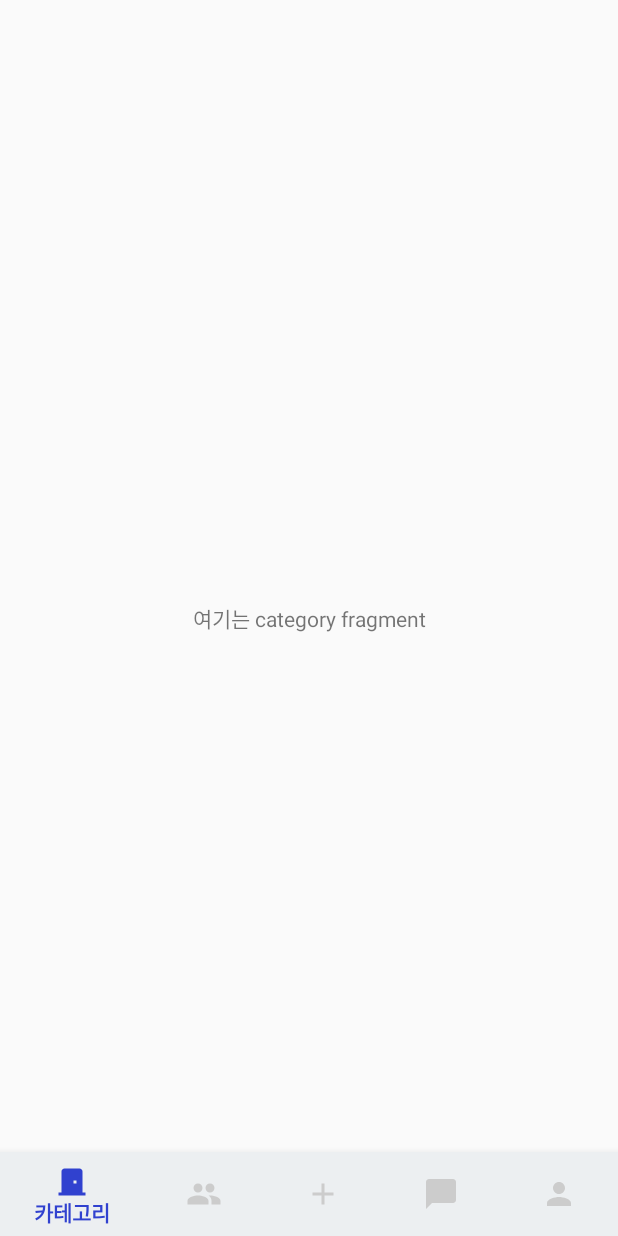
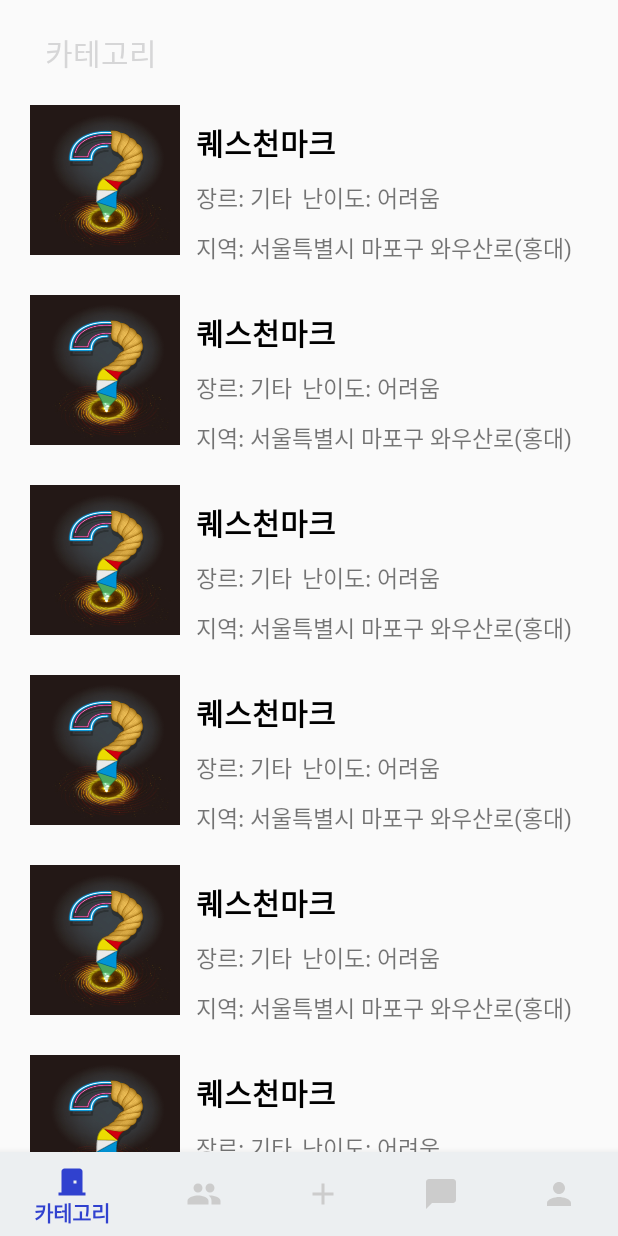
Before and after one commit to CSID-DGU/2022-2-OSSP1-Exit-1, an Android app built with Jetpack Compose: the fragment CategoryFragment placed in its activity, on a phone screen of 412 x 824 dp. Run offline under Robolectric (Android 15) with nearby library versions, the phone set to English and light mode, and no system bars.

Commit message:
카테고리 페이지 1차 완성(동적 data x, 정적 data o)

```diff
--- /dev/null
+++ b/app/src/main/java/com/example/testapplication/CategoryData.kt
@@ -0,0 +1,11 @@
+package com.example.testapplication
+
+import androidx.annotation.DrawableRes
+
+data class CategoryData(
+    @DrawableRes val category_img: Int,
+    val category_title : String,
+    val category_genre: String,
+    val category_diff: String,
+    val category_area: String
+)
--- a/app/src/main/java/com/example/testapplication/CategoryFragment.kt
+++ b/app/src/main/java/com/example/testapplication/CategoryFragment.kt
@@ -5,12 +5,66 @@ import android.view.LayoutInflater
 import android.view.View
 import android.view.ViewGroup
 import androidx.fragment.app.Fragment
+import com.example.testapplication.adapter.CategoryAdapter
 import com.example.testapplication.databinding.FragmentCategoryBinding
 
 class CategoryFragment: Fragment() {
     private var _binding : FragmentCategoryBinding? = null
     private val binding : FragmentCategoryBinding
         get() = requireNotNull(_binding)
+
+    private val mockRepoList = listOf<CategoryData> (
+        CategoryData(
+            category_img = R.drawable.qmark,
+            category_title ="퀘스천마크",
+            category_genre = "장르: 기타",
+            category_diff = "난이도: 어려움",
+            category_area = "지역: 서울특별시 마포구 와우산로(홍대)"
+        ),
+        CategoryData(
+            category_img = R.drawable.qmark,
+            category_title ="퀘스천마크",
+            category_genre = "장르: 기타",
+            category_diff = "난이도: 어려움",
+            category_area = "지역: 서울특별시 마포구 와우산로(홍대)"
+        ),
+        CategoryData(
+            category_img = R.drawable.qmark,
+            category_title ="퀘스천마크",
+            category_genre = "장르: 기타",
+            category_diff = "난이도: 어려움",
+            category_area = "지역: 서울특별시 마포구 와우산로(홍대)"
+        ),
+        CategoryData(
+            category_img = R.drawable.qmark,
+            category_title ="퀘스천마크",
+            category_genre = "장르: 기타",
+            category_diff = "난이도: 어려움",
+            category_area = "지역: 서울특별시 마포구 와우산로(홍대)"
+        ),
+        CategoryData(
+            category_img = R.drawable.qmark,
+            category_title ="퀘스천마크",
+            category_genre = "장르: 기타",
+            category_diff = "난이도: 어려움",
+            category_area = "지역: 서울특별시 마포구 와우산로(홍대)"
+        ),
+        CategoryData(
+            category_img = R.drawable.qmark,
+            category_title ="퀘스천마크",
+            category_genre = "장르: 기타",
+            category_diff = "난이도: 어려움",
+            category_area = "지역: 서울특별시 마포구 와우산로(홍대)"
+        ),
+        CategoryData(
+            category_img = R.drawable.qmark,
+            category_title ="퀘스천마크",
+            category_genre = "장르: 기타",
+            category_diff = "난이도: 어려움",
+            category_area = "지역: 서울특별시 마포구 와우산로(홍대)"
+        )
+
+    )
 
     override fun onCreateView(
         inflater: LayoutInflater,
@@ -23,6 +77,9 @@ class CategoryFragment: Fragment() {
 
     override fun onViewCreated(view: View, savedInstanceState: Bundle?) {
         super.onViewCreated(view, savedInstanceState)
+        val adapter = CategoryAdapter(requireContext())
+        binding.rvRepos.adapter = adapter
+        adapter.setRepoList(mockRepoList)
     }
 
     override fun onDestroyView() {
--- /dev/null
+++ b/app/src/main/java/com/example/testapplication/adapter/CategoryAdapter.kt
@@ -0,0 +1,52 @@
+package com.example.testapplication.adapter
+
+import android.content.Context
+import android.view.LayoutInflater
+import android.view.ViewGroup
+import androidx.recyclerview.widget.RecyclerView
+import com.example.testapplication.CategoryData
+import com.example.testapplication.databinding.LayoutCategoryListBinding
+
+
+class CategoryAdapter(context : Context):RecyclerView.Adapter<CategoryAdapter.RecyclerViewViewHolder>() {
+
+    private val inflater by lazy {LayoutInflater.from(context)}
+    private var repoList: List<CategoryData> = emptyList()
+
+    override fun onCreateViewHolder(parent: ViewGroup, viewType: Int): CategoryAdapter.RecyclerViewViewHolder {
+        val binding = LayoutCategoryListBinding.inflate(inflater, parent,false)
+        return RecyclerViewViewHolder(binding)
+    }
+
+    override fun onBindViewHolder(holder: CategoryAdapter.RecyclerViewViewHolder, position: Int) {
+        holder.bind(repoList[position])
+
+        //holder.itemView.setOnClickListener {
+          //  Log.d("클릭","클릭")
+            //val intent = Intent(holder.itemView?.context, MatchingEnd::class.java)
+            //ContextCompat.startActivity(holder.itemView.context, intent,null)
+        //}
+    }
+
+    override fun getItemCount(): Int {
+        return repoList.size
+    }
+
+    class RecyclerViewViewHolder(
+        private val binding: LayoutCategoryListBinding
+    ): RecyclerView.ViewHolder(binding.root) {
+        fun bind(data: CategoryData) {
+            binding.imgCategory.setImageDrawable(binding.root.context.getDrawable(data.category_img))
+            binding.titleCategory.setText(data.category_title)
+            binding.genreCategory.setText(data.category_genre)
+            binding.diffCategory.setText(data.category_diff)
+            binding.areaCategory.setText(data.category_area)
+
+        }
+    }
+
+    fun setRepoList(repoList: List<CategoryData>){
+        this.repoList = repoList.toList()
+        notifyDataSetChanged()
+    }
+}
--- a/app/src/main/res/layout/fragment_category.xml
+++ b/app/src/main/res/layout/fragment_category.xml
@@ -1,16 +1,42 @@
 <?xml version="1.0" encoding="utf-8"?>
 <androidx.constraintlayout.widget.ConstraintLayout xmlns:android="http://schemas.android.com/apk/res/android"
     xmlns:app="http://schemas.android.com/apk/res-auto"
+    xmlns:tools="http://schemas.android.com/tools"
     android:layout_width="match_parent"
     android:layout_height="match_parent">
 
-    <TextView
-        android:layout_width="wrap_content"
+    <LinearLayout
+        android:id="@+id/linearLayout"
+        android:layout_width="372dp"
         android:layout_height="wrap_content"
-        android:text="여기는 category fragment"
-        app:layout_constraintBottom_toBottomOf="parent"
+        android:layout_margin="20dp"
+        android:orientation="horizontal"
         app:layout_constraintEnd_toEndOf="parent"
         app:layout_constraintStart_toStartOf="parent"
-        app:layout_constraintTop_toTopOf="parent" />
+        app:layout_constraintTop_toTopOf="parent">
+
+        <TextView
+            android:id="@+id/tv_category_title"
+            android:layout_width="wrap_content"
+            android:layout_height="wrap_content"
+            android:layout_gravity="center"
+            android:layout_marginStart="10dp"
+            android:fontFamily="@font/pretendard_bold"
+            android:text="카테고리"
+            android:textColor="@color/text_main"
+            android:textSize="20dp">
+
+        </TextView>
+    </LinearLayout>
+
+    <androidx.recyclerview.widget.RecyclerView
+        android:layout_margin="20dp"
+        android:id="@+id/rv_repos"
+        android:layout_width="match_parent"
+        android:layout_height="wrap_content"
+        android:orientation="vertical"
+        app:layoutManager="androidx.recyclerview.widget.LinearLayoutManager"
+        app:layout_constraintTop_toBottomOf="@+id/linearLayout"
+        tools:layout_editor_absoluteX="20dp" />
 
 </androidx.constraintlayout.widget.ConstraintLayout>
--- /dev/null
+++ b/app/src/main/res/layout/layout_category_list.xml
@@ -0,0 +1,71 @@
+<?xml version="1.0" encoding="utf-8"?>
+<androidx.constraintlayout.widget.ConstraintLayout xmlns:android="http://schemas.android.com/apk/res/android"
+    xmlns:app="http://schemas.android.com/apk/res-auto"
+    xmlns:tools="http://schemas.android.com/tools"
+    android:layout_width="match_parent"
+    android:layout_height="wrap_content"
+    android:layout_marginBottom="20dp">
+
+    <ImageView
+        android:id="@+id/img_category"
+        android:layout_width="0dp"
+        android:layout_height="100dp"
+        android:scaleType="fitXY"
+        app:layout_constraintDimensionRatio="1"
+        app:layout_constraintStart_toStartOf="parent"
+        app:layout_constraintTop_toTopOf="parent"
+        tools:src="@drawable/qmark" />
+
+    <TextView
+        android:id="@+id/title_category"
+        android:layout_width="wrap_content"
+        android:layout_height="wrap_content"
+        android:layout_marginVertical="10dp"
+        android:layout_marginTop="16dp"
+        android:textColor="@color/black"
+        android:textSize="20sp"
+        android:textStyle="bold"
+        app:layout_constraintEnd_toEndOf="parent"
+        app:layout_constraintHorizontal_bias="0.059"
+        app:layout_constraintStart_toEndOf="@+id/img_category"
+        app:layout_constraintTop_toTopOf="parent"
+        tools:text="퀘스천마트" />
+
+    <TextView
+        android:id="@+id/genre_category"
+        android:layout_width="wrap_content"
+        android:layout_height="wrap_content"
+        android:layout_marginVertical="10dp"
+        android:textSize="15sp"
+        app:layout_constraintEnd_toEndOf="parent"
+        app:layout_constraintHorizontal_bias="0.052"
+        app:layout_constraintStart_toEndOf="@+id/img_category"
+        app:layout_constraintTop_toBottomOf="@+id/title_category"
+        tools:text="장르: 기타" />
+
+    <TextView
+        android:id="@+id/diff_category"
+        android:layout_width="wrap_content"
+        android:layout_height="wrap_content"
+        android:layout_marginVertical="10dp"
+        android:textSize="15sp"
+        app:layout_constraintEnd_toEndOf="parent"
+        app:layout_constraintHorizontal_bias="0.065"
+        app:layout_constraintStart_toEndOf="@+id/genre_category"
+        app:layout_constraintTop_toBottomOf="@+id/title_category"
+        tools:text="난이도: 어려워" />
+
+    <TextView
+        android:id="@+id/area_category"
+        android:layout_width="wrap_content"
+        android:layout_height="wrap_content"
+        android:layout_marginVertical="10dp"
+        android:layout_marginTop="12dp"
+        android:textSize="15sp"
+        app:layout_constraintEnd_toEndOf="parent"
+        app:layout_constraintHorizontal_bias="0.0"
+        app:layout_constraintStart_toStartOf="@+id/genre_category"
+        app:layout_constraintTop_toBottomOf="@+id/genre_category"
+        tools:text="지역: 서울특별시 마포구 와우산로(홍대)" />
+
+</androidx.constraintlayout.widget.ConstraintLayout>
```
Also changed, not shown: app/src/main/res/drawable-v24/qmark.jpg (added).
